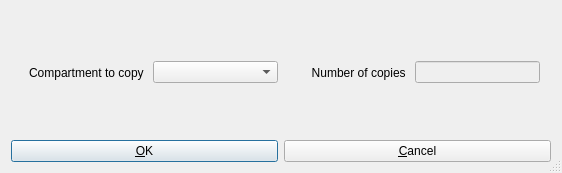
copasi/COPASI, file copasi/UI/CQExpandModelData.ui: the form before one commit.
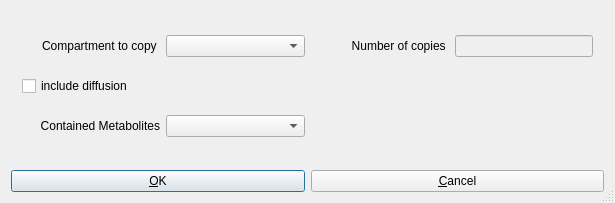
The form after the commit.

Commit message: diffusion  reactions are included

Diff of the .ui file:
```diff
--- a/copasi/UI/CQExpandModelData.ui
+++ b/copasi/UI/CQExpandModelData.ui
@@ -19,8 +19,8 @@
    <rect>
     <x>0</x>
     <y>0</y>
-    <width>562</width>
-    <height>173</height>
+    <width>615</width>
+    <height>203</height>
    </rect>
   </property>
   <property name="windowTitle">
@@ -31,9 +31,9 @@
   </property>
   <layout class="QVBoxLayout">
    <item>
-    <widget class="QWidget" name="" native="true">
-     <layout class="QHBoxLayout" name="horizontalLayout">
-      <item>
+    <widget class="QFrame" name="frame">
+     <layout class="QGridLayout" name="gridLayout">
+      <item row="0" column="0">
        <widget class="QLabel" name="mpLblCompartmentName">
         <property name="text">
          <string>Compartment to copy </string>
@@ -46,10 +46,10 @@
         </property>
        </widget>
       </item>
-      <item>
+      <item row="0" column="1">
        <widget class="QComboBox" name="mpBoxCompartmentName"/>
       </item>
-      <item>
+      <item row="0" column="2">
        <widget class="QLabel" name="mpLblNumber">
         <property name="minimumSize">
          <size>
@@ -68,7 +68,7 @@
         </property>
        </widget>
       </item>
-      <item>
+      <item row="0" column="3">
        <widget class="QLineEdit" name="mpEditNumber">
         <property name="enabled">
          <bool>false</bool>
@@ -81,6 +81,32 @@
         </property>
        </widget>
       </item>
+      <item row="1" column="0">
+       <widget class="QCheckBox" name="mpCheckDiffusion">
+        <property name="layoutDirection">
+         <enum>Qt::LeftToRight</enum>
+        </property>
+        <property name="text">
+         <string>include diffusion</string>
+        </property>
+       </widget>
+      </item>
+      <item row="2" column="0">
+       <widget class="QLabel" name="mpLblMetaboliteName">
+        <property name="text">
+         <string>Contained Metabolites</string>
+        </property>
+        <property name="alignment">
+         <set>Qt::AlignRight|Qt::AlignTrailing|Qt::AlignVCenter</set>
+        </property>
+        <property name="wordWrap">
+         <bool>false</bool>
+        </property>
+       </widget>
+      </item>
+      <item row="2" column="1">
+       <widget class="QComboBox" name="mpBoxMetaboliteName"/>
+      </item>
      </layout>
     </widget>
    </item>
```
Left out of the diff: 5 changed lines with no effect on the pictures. The commit also changes 3 other files.
